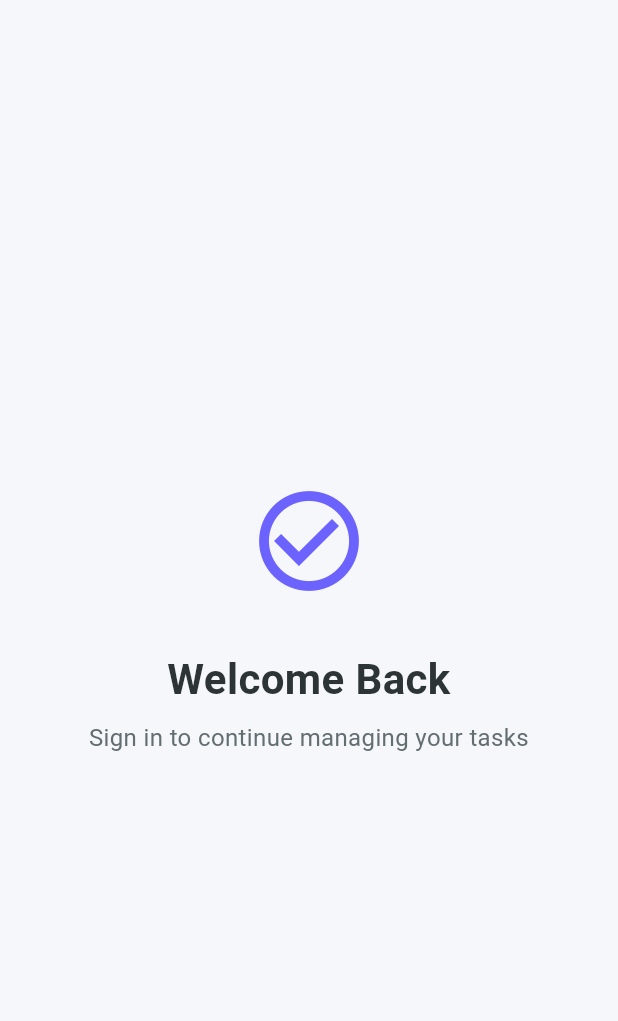
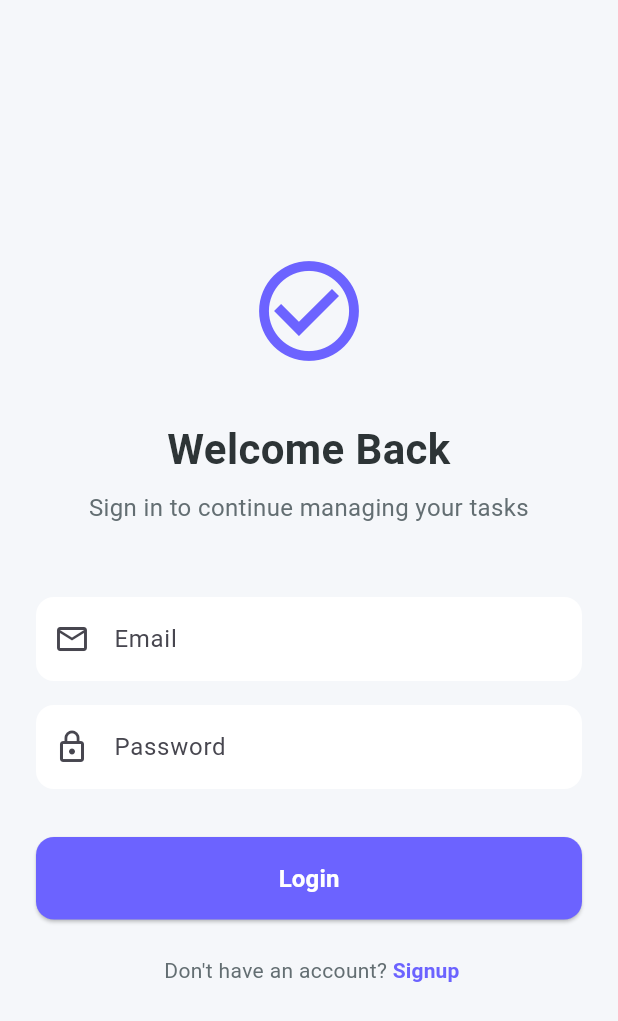
Before and after one commit to dhruvchaurasia3807/to_do_app, a Flutter app: the screen it shows after launch, on a phone screen of 412 x 824 dp. Shown: the top 1021 px of the screen. Run offline on Flutter 3.47's test engine with Material 3 defaults, Android fonts, the phone set to English and light mode, and no system bars; our stand-ins replace firebase_auth, firebase_core; accounts and stored records are empty.

Commit message:
add provider,auth_wrapper class and services

```diff
--- a/lib/main.dart
+++ b/lib/main.dart
@@ -1,6 +1,7 @@
 import 'package:flutter/material.dart';
 import 'package:todo_list_flutter_app/contants/colors.dart';
 import 'package:firebase_core/firebase_core.dart';
+import 'package:todo_list_flutter_app/screens/auth_wrapper.dart';
 import 'firebase_options.dart';
 import 'package:todo_list_flutter_app/screens/login_screen.dart';
 
@@ -65,7 +66,7 @@ class MyApp extends StatelessWidget {
           ),
         ),
       ),
-      home: LoginScreen(),
+      home: AuthWrapper(),
     );
   }
 }
--- /dev/null
+++ b/lib/screens/auth_wrapper.dart
@@ -0,0 +1,19 @@
+import 'package:flutter/material.dart';
+import 'package:provider/provider.dart';
+import 'package:firebase_auth/firebase_auth.dart';
+import 'package:todo_list_flutter_app/screens/home_screen.dart';
+import 'package:todo_list_flutter_app/screens/login_screen.dart';
+
+class AuthWrapper extends StatelessWidget {
+  const AuthWrapper({super.key});
+
+  @override
+  Widget build(BuildContext context) {
+    final user = Provider.of<User?>(context);
+    if(user == null){
+      return LoginScreen();
+    }else{
+      return HomeScreen();
+    }
+  }
+}
--- a/lib/screens/login_screen.dart
+++ b/lib/screens/login_screen.dart
@@ -10,12 +10,15 @@ class LoginScreen extends StatefulWidget{
 class _loginScreenState extends State<LoginScreen>{
   final _emailController =   TextEditingController();
   final _passwordController = TextEditingController();
-  final _formKey = true;
+  final _formKey = GlobalKey<FormState>();
   bool _isLogin = true;
   @override
   Widget build(BuildContext context){
     return Scaffold(
-      body: Column(
+      body: Center(
+        child: SingleChildScrollView(
+          padding: EdgeInsets.all(24),
+          child: Column(
             mainAxisAlignment: MainAxisAlignment.center,
             crossAxisAlignment: CrossAxisAlignment.stretch,
             children: [
@@ -39,7 +42,77 @@ class _loginScreenState extends State<LoginScreen>{
                    color: AppColors.textSecondary,
               ),
               ),
+              SizedBox(height: 48),
+              Form(
+                key: _formKey,
+                child: Column(
+                  children: [
+                    TextFormField(controller: _emailController,
+                    decoration: InputDecoration(labelText: "Email",
+                    prefixIcon: Icon(Icons.email_outlined),
+                    ),
+                    keyboardType: TextInputType.emailAddress,
+                    textInputAction: TextInputAction.next,
+                    validator: (value) => value != null && value.contains('@')
+                        ? null
+                        : 'Enter valid email',
+                    ),
+
+                    SizedBox(height: 16),
+                TextFormField(controller: _passwordController,
+                decoration: InputDecoration(
+                  labelText: "Password",
+                  prefixIcon: Icon(Icons.lock_outline),
+                ),
+                obscureText: true,
+                textInputAction: TextInputAction.done,
+                validator: (value) => value != null && value.length >= 6
+                    ? null
+                    : 'Password must be at least 6 characters',
+                ),
+
+
                   ],
+                ),
+              ),
+
+              SizedBox(height: 32),
+              ElevatedButton(onPressed: (){}, child: Text(_isLogin ? "Login" : "Signup",
+              style: TextStyle(fontSize: 16,fontWeight: FontWeight.bold),
+              ),
+              ),
+
+              SizedBox(height: 24),
+              Row(
+                mainAxisAlignment: MainAxisAlignment.center,
+                children: [
+                  Text(_isLogin
+                           ? ' Don\'t have an account? '
+                           : 'Already have an account? ',
+                           style: TextStyle(color: AppColors.textSecondary),
+                           ),
+
+                           TextButton(
+                            onPressed: (){
+                              setState(() {
+                                _isLogin = !_isLogin;
+                              });
+                            },
+                            child: Text(_isLogin ? "Signup" : "Login",
+                           style: TextStyle(fontWeight: FontWeight.bold),
+                           ),
+                           style: TextButton.styleFrom(
+                            padding: EdgeInsets.zero,
+                            minimumSize: Size.zero,
+                            tapTargetSize: MaterialTapTargetSize.shrinkWrap,
+                           ),
+                           ),
+                ],
+              )
+
+            ],
+          ),
+        ),
       ),
     );
   }
--- /dev/null
+++ b/lib/services/auth_service.dart
@@ -0,0 +1,40 @@
+import 'package:firebase_auth/firebase_auth.dart';
+
+class AuthService {
+  final FirebaseAuth _auth = FirebaseAuth.instance;
+
+  Stream<User?> get user => _auth.authStateChanges();
+
+  //LIGIN
+  Future<User?> signIn(String email, String password) async{
+    try{
+       UserCredential result = await _auth.signInWithEmailAndPassword(
+        email: email,
+         password: password,
+         );
+         return result.user;
+    }
+    catch(e){
+      rethrow;
+    }
+  }
+
+  //SIGNUP
+  Future<User?> signUp(String email,String password) async{
+    try{
+      UserCredential result = await _auth.createUserWithEmailAndPassword(
+        email: email,
+         password: password,
+         );
+         return result.user;
+    }
+    catch{
+      rethrow;
+    }
+  }
+
+  //LOGOUT / SIGNOUT
+Future<void> signOut() async{
+  await _auth.signOut();
+}
+}
```
Also changed, not shown: lib/providers/auth_provider.dart (added, +64 -0 lines). Lines whose indentation alone changed are shown as unchanged.
